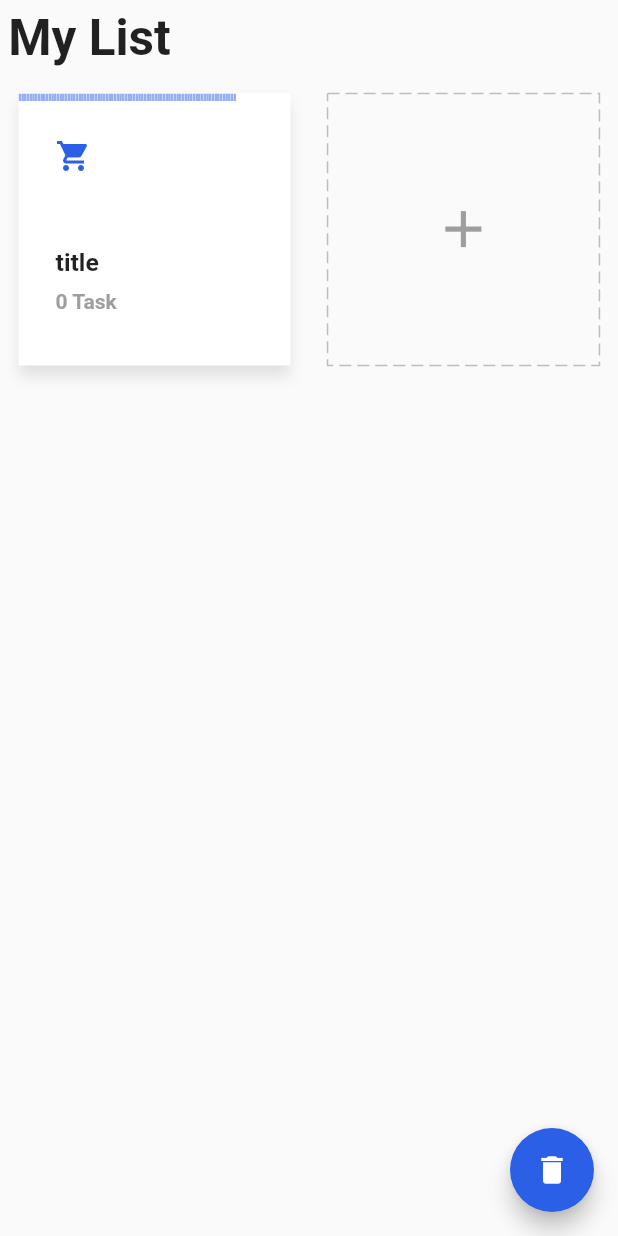
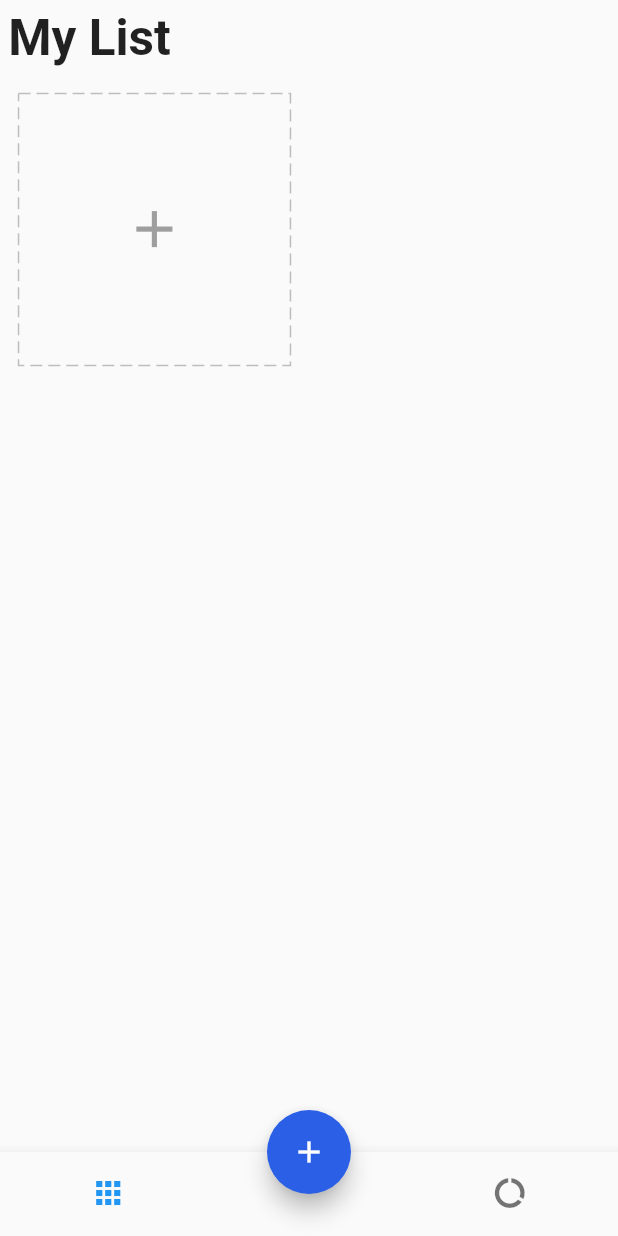
Before and after one commit to prims06/Todo-App, a Flutter app: the screen it shows after launch, on a phone screen of 412 x 824 dp. Run offline on Flutter 3.47's test engine with Material 2 defaults, Android fonts, the phone set to English and light mode, and no system bars; drawn by our look-alikes of dotted_border, step_progress_indicator; our stand-ins replace equatable, flutter_easyloading, get, get_storage.

Commit message:
start report

```diff
--- a/lib/app/modules/detail/view.dart
+++ b/lib/app/modules/detail/view.dart
@@ -4,6 +4,7 @@ import 'package:get/get.dart';
 import 'package:step_progress_indicator/step_progress_indicator.dart';
 import 'package:whatsapp_clone/app/core/utils/extention.dart';
 import 'package:whatsapp_clone/app/modules/detail/widgets/doing_list.dart';
+import 'package:whatsapp_clone/app/modules/detail/widgets/done_list.dart';
 import 'package:whatsapp_clone/app/modules/home/controller.dart';
 
 class DetailPage extends StatelessWidget {
@@ -127,8 +128,8 @@ class DetailPage extends StatelessWidget {
                   return null;
                 },
               )),
-              DoingList(),
-
+          DoingList(),
+          DoneList(),
         ],
       ),
     ));
--- a/lib/app/modules/home/view.dart
+++ b/lib/app/modules/home/view.dart
@@ -8,6 +8,7 @@ import 'package:whatsapp_clone/app/modules/home/controller.dart';
 import 'package:whatsapp_clone/app/modules/home/widgets/add_card.dart';
 import 'package:whatsapp_clone/app/modules/home/widgets/add_dialog.dart';
 import 'package:whatsapp_clone/app/modules/home/widgets/task_card.dart';
+import 'package:whatsapp_clone/app/modules/report/view.dart';
 
 class HomePage extends GetView<HomeController> {
   const HomePage({super.key});
@@ -15,15 +16,18 @@ class HomePage extends GetView<HomeController> {
   @override
   Widget build(BuildContext context) {
     return Scaffold(
-        body: SafeArea(
+      body: Obx(
+        () => IndexedStack(
+          children: [
+            SafeArea(
                 child: ListView(
               children: [
                 Padding(
                   padding: EdgeInsets.all(4.0.sp),
                   child: Text(
                     'My List',
-                style:
-                    TextStyle(fontSize: 24.0.sp, fontWeight: FontWeight.bold),
+                    style: TextStyle(
+                        fontSize: 24.0.sp, fontWeight: FontWeight.bold),
                   ),
                 ),
                 Obx(
@@ -32,17 +36,16 @@ class HomePage extends GetView<HomeController> {
                     shrinkWrap: true,
                     physics: const ClampingScrollPhysics(),
                     children: [
-                  TaskCard(
-                      task: Task(
-                          title: 'title', icon: 0xe59c, color: '#FF2B60E6')),
                       ...controller.tasks
                           .map((task) => LongPressDraggable(
                               data: task,
                               feedback: Opacity(opacity: 0.8),
-                          onDragStarted: () => controller.changeDeleting(true),
+                              onDragStarted: () =>
+                                  controller.changeDeleting(true),
                               onDraggableCanceled: (_, __) =>
                                   controller.changeDeleting(false),
-                          onDragEnd: (_) => controller.changeDeleting(false),
+                              onDragEnd: (_) =>
+                                  controller.changeDeleting(false),
                               child: TaskCard(task: task)))
                           .toList(),
                       AddCard()
@@ -51,6 +54,10 @@ class HomePage extends GetView<HomeController> {
                 )
               ],
             )),
+            ReportPage(),
+          ],
+        ),
+      ),
       floatingActionButton: DragTarget<Task>(
         builder: (_, __, ___) => Obx((() => FloatingActionButton(
               backgroundColor: controller.deleting.value ? Colors.red : blue,
@@ -61,13 +68,42 @@ class HomePage extends GetView<HomeController> {
                   EasyLoading.showInfo('Please create your task type first');
                 }
               },
-                child:
-                    Icon(controller.deleting.value ? Icons.add : Icons.delete),
+              child: Icon(controller.deleting.value ? Icons.delete : Icons.add),
             ))),
         onAccept: (task) {
           controller.deleteTask(task);
           EasyLoading.showSuccess('Task delected');
         },
-        ));
+      ),
+      floatingActionButtonLocation: FloatingActionButtonLocation.centerDocked,
+      bottomNavigationBar: Theme(
+        data: ThemeData(
+          splashColor: Colors.transparent,
+          highlightColor: Colors.transparent,
+        ),
+        child: Obx(
+          () => BottomNavigationBar(
+            onTap: (int index) => controller.changeTabIndex(index),
+            currentIndex: controller.tabIndex.value,
+            showSelectedLabels: false,
+            showUnselectedLabels: false,
+            items: [
+              BottomNavigationBarItem(
+                  icon: Padding(
+                    padding: EdgeInsets.only(right: 15.0.wp),
+                    child: const Icon(Icons.apps),
+                  ),
+                  label: 'Home'),
+              BottomNavigationBarItem(
+                  icon: Padding(
+                    padding: EdgeInsets.only(left: 15.0.wp),
+                    child: const Icon(Icons.data_usage),
+                  ),
+                  label: 'Report'),
+            ],
+          ),
+        ),
+      ),
+    );
   }
 }
--- a/lib/app/modules/home/widgets/task_card.dart
+++ b/lib/app/modules/home/widgets/task_card.dart
@@ -35,10 +35,10 @@ class TaskCard extends StatelessWidget {
         child: Column(
           crossAxisAlignment: CrossAxisAlignment.start,
           children: [
-            //TODO
+
             StepProgressIndicator(
-              totalSteps: 100,
-              currentStep: 80,
+              totalSteps: homeCtl.isTodosEmpty(task)?1:task.todos!.length,
+              currentStep: homeCtl.isTodosEmpty(task)?0:homeCtl.getDoneTodo(task),
               size: 5,
               padding: 0,
               selectedGradientColor: LinearGradient(
--- a/lib/main.dart
+++ b/lib/main.dart
@@ -35,7 +35,7 @@ class MyApp extends StatelessWidget {
       home: const HomePage(),
       initialBinding: HomeBinding(),
       builder: EasyLoading.init(),
+      debugShowCheckedModeBanner: false,
     );
-
   }
 }
```
Also changed, not shown: lib/app/modules/detail/widgets/doing_list.dart (+8 -12 lines), lib/app/modules/detail/widgets/done_list.dart (+70 -0 lines), lib/app/modules/home/controller.dart (+50 -0 lines), lib/app/modules/report/view.dart (added, +14 -0 lines). Lines whose indentation alone changed are shown as unchanged.
